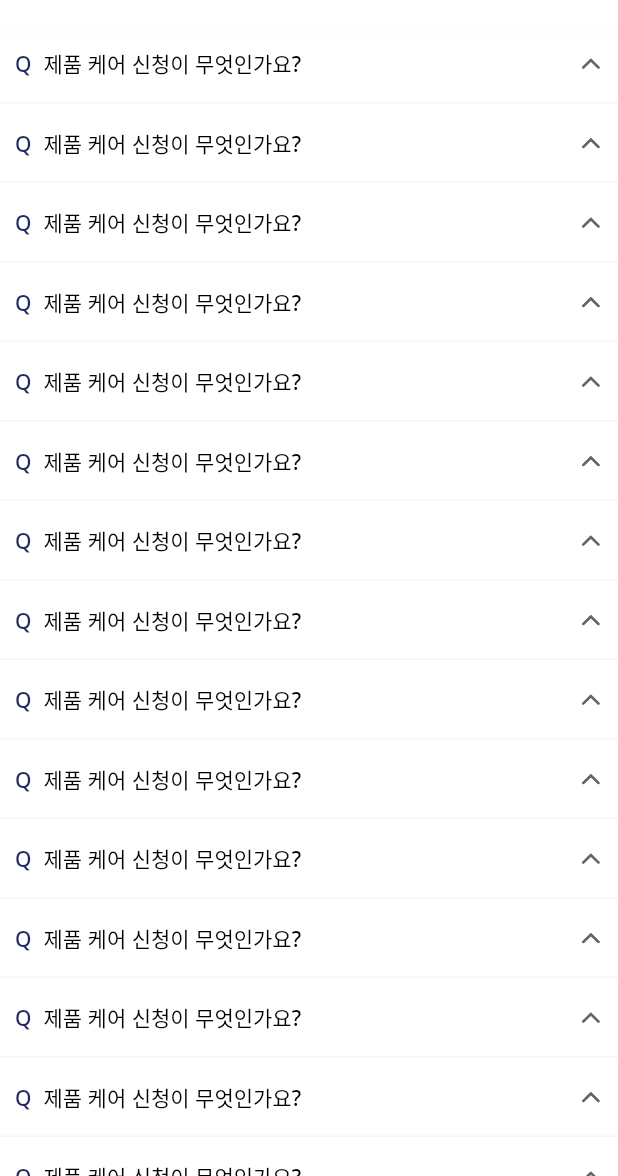
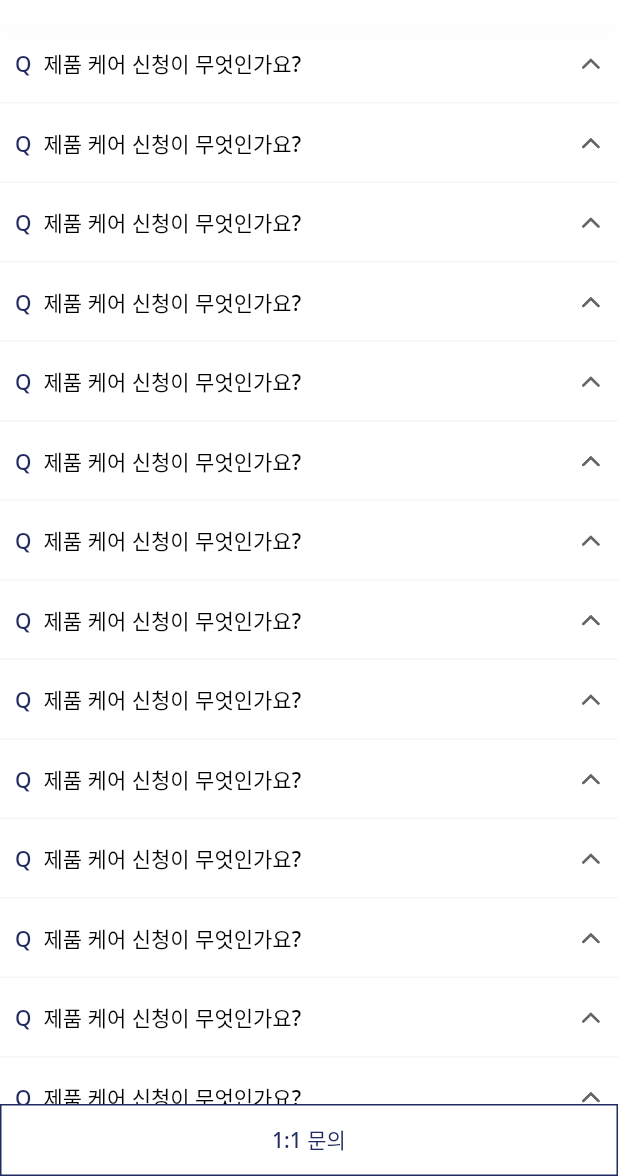
Before and after one commit to DAE-HYEON-HONG/BrandCare_flutterApp, a Flutter app: the QuestionPage screen opened by its route, on a phone screen of 412 x 824 dp, the part 60-1236 px from its top. Run offline on Flutter 3.47's test engine with Material 2 defaults, Android fonts, the phone set to English and light mode, and no system bars; our stand-ins replace carousel_slider, extended_image, flutter_screenutil, flutter_svg, get, image_picker and 1 more; missing offline and left inert: kpostal.

Commit message:
ui: 공지사항, 자주묻는질문 copyright추가

```diff
--- a/lib/screens/mainPage/pages/my/question/question_page.dart
+++ b/lib/screens/mainPage/pages/my/question/question_page.dart
@@ -1,6 +1,7 @@
 import 'package:brandcare_mobile_flutter_v2/consts/colors.dart';
 import 'package:brandcare_mobile_flutter_v2/consts/text_styles.dart';
 import 'package:brandcare_mobile_flutter_v2/controllers/my/question_controller.dart';
+import 'package:brandcare_mobile_flutter_v2/widgets/button/custom_button_empty_background_widget.dart';
 import 'package:brandcare_mobile_flutter_v2/widgets/custom_expansion_tile_widget.dart';
 import 'package:brandcare_mobile_flutter_v2/widgets/default_appbar_scaffold.dart';
 import 'package:flutter/material.dart';
@@ -17,6 +18,10 @@ class QuestionPage extends GetView<QuestionController> {
           width: double.infinity,
           height: double.infinity,
           color: whiteColor,
+          child: Column(
+            crossAxisAlignment: CrossAxisAlignment.start,
+            children: [
+              Flexible(
                 child: ListView.separated(
                     separatorBuilder: (context, idx) {
                       return Divider(
@@ -27,12 +32,22 @@ class QuestionPage extends GetView<QuestionController> {
                     },
                     shrinkWrap: true,
                     itemBuilder: (context, idx) {
+                      if(idx == 15) {
+                        return Padding(
+                          padding: const EdgeInsets.only(left: 16, top: 50, bottom: 40),
+                          child: Text('Copyright © 2021 BrandCare Inc. All Rights Reserved.', style: regular10TextStyle.copyWith(color: gray_999Color),),
+                        );
+                      }
                       return Padding(
                         padding: const EdgeInsets.only(bottom: 16.0, top: 16.0),
                         child: _item(),
                       );
 
-              }, itemCount: 15),
+                    }, itemCount: 15 + 1),
+              ),
+              CustomButtonEmptyBackgroundWidget(title: '1:1 문의', onClick: (){}),
+            ],
+          ),
         ));
   }
 
```
Also changed, not shown: lib/screens/mainPage/pages/my/notice/notice_page.dart (+15 -1 lines). Lines whose indentation alone changed are shown as unchanged.
